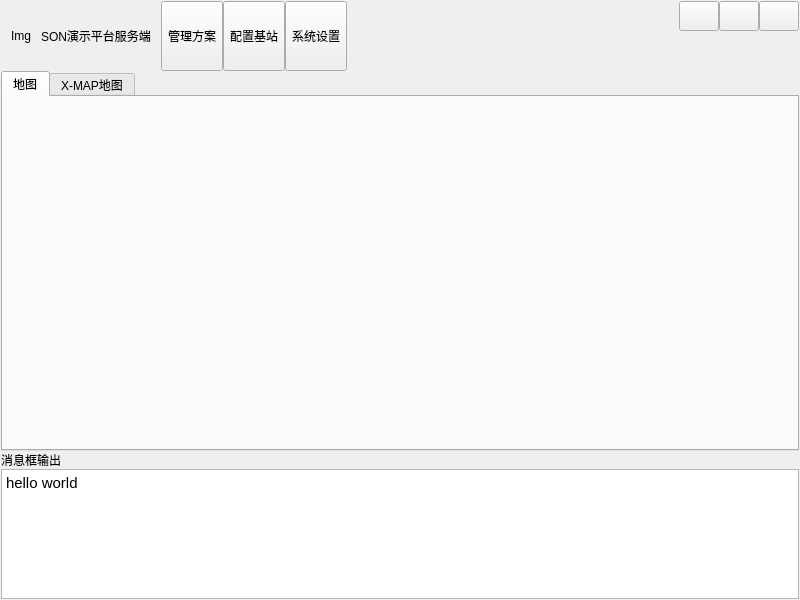
Above: widget.ui from aobocodo/QTGUI_2 before the change. Below: the same form after it.
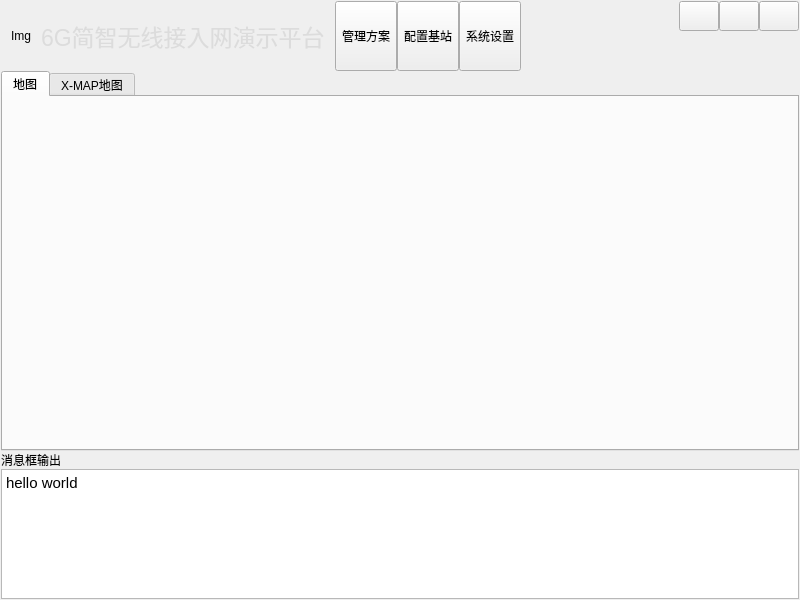
That is the form after the change. Icons and pictures are not drawn.

Commit message: [M]change project name

Diff of the .ui file:
```diff
--- a/widget.ui
+++ b/widget.ui
@@ -63,7 +63,7 @@
       <item>
        <widget class="QLabel" name="labTitle">
         <property name="text">
-         <string>&lt;html&gt;&lt;head/&gt;&lt;body&gt;&lt;p&gt;SON演示平台服务端&lt;/p&gt;&lt;/body&gt;&lt;/html&gt;</string>
+         <string>&lt;html&gt;&lt;head/&gt;&lt;body&gt;&lt;p&gt;&lt;span style=&quot; font-family:'arial,verdana,sans-serif'; font-size:23px; color:#DCDCDC;&quot;&gt;6G简智无线接入网演示平台&lt;/span&gt;</string>
         </property>
        </widget>
       </item>
```
The commit also changes 1 other file.
